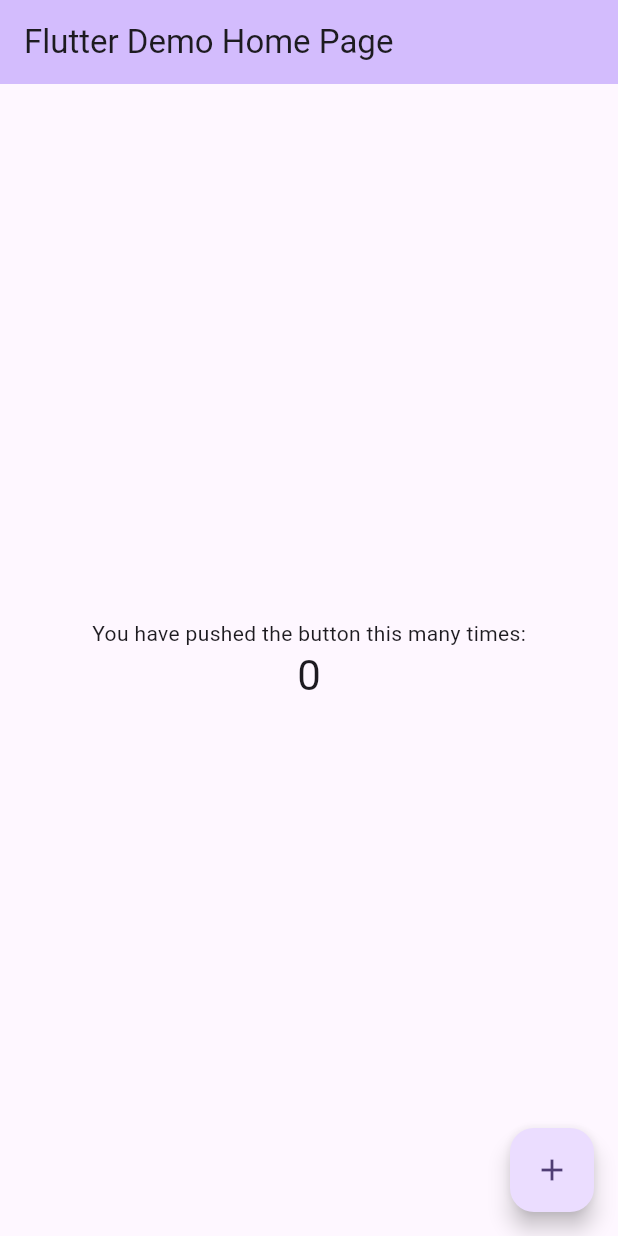
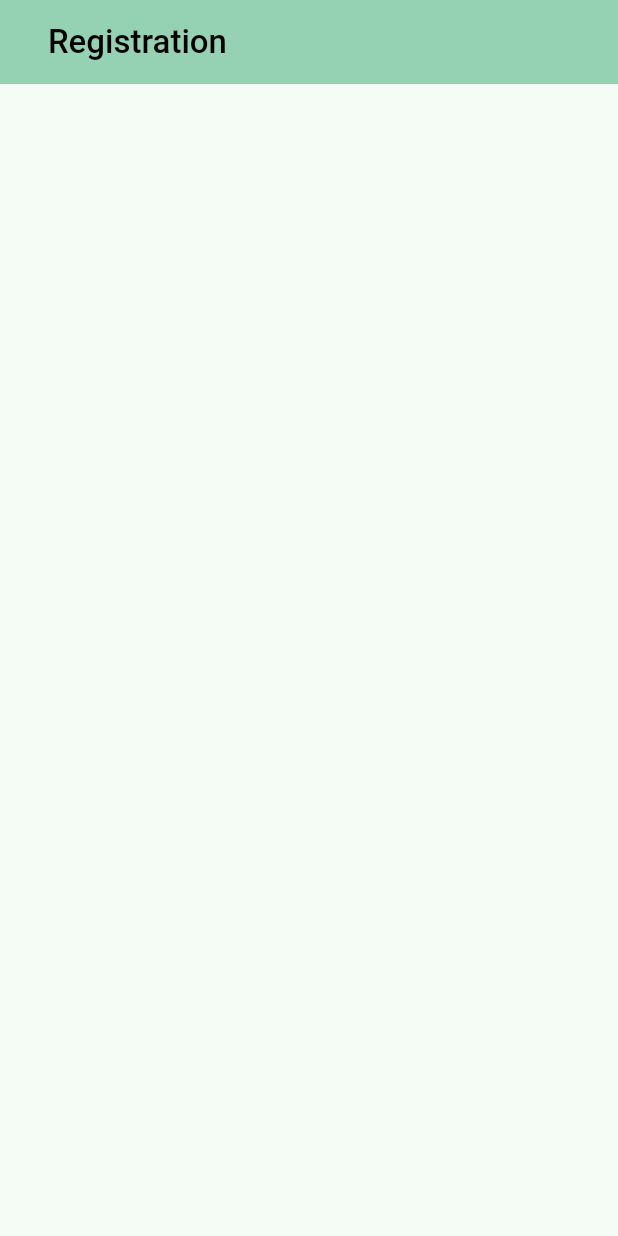
Before and after one commit to Omkar-t06/My_MCMS_App, a Flutter app: the screen it shows after launch, on a phone screen of 412 x 824 dp. Run offline on Flutter 3.47's test engine with Material 3 defaults, Android fonts, the phone set to English and light mode, and no system bars; our stand-ins replace firebase_core; accounts and stored records are empty.

Commit message:
Configed const, views and widgets

```diff
--- /dev/null
+++ b/lib/constants/colors.dart
@@ -0,0 +1,8 @@
+import 'package:flutter/material.dart';
+
+class ColorPalette {
+  static const Color primary = Color.fromRGBO(149, 210, 179, 1);
+  static const Color primaryVariant = Color.fromRGBO(125, 200, 27, 1);
+  static const Color secondary = Color.fromRGBO(85, 173, 155, 1);
+  static const Color background = Color.fromRGBO(216, 239, 211, 1);
+}
--- /dev/null
+++ b/lib/constants/router.dart
@@ -0,0 +1,21 @@
+import 'package:flutter/material.dart';
+import 'package:my_mcms/views/registration_view.dart';
+
+Route<dynamic> generateRoute(RouteSettings routeSettings) {
+  switch (routeSettings.name) {
+    case RegistrationView.route:
+      return MaterialPageRoute(
+        settings: routeSettings,
+        builder: (context) => const RegistrationView(),
+      );
+    default:
+      return MaterialPageRoute(
+        settings: routeSettings,
+        builder: (_) => const Scaffold(
+          body: Center(
+            child: Text("Screen Not Found"),
+          ),
+        ),
+      );
+  }
+}
--- a/lib/main.dart
+++ b/lib/main.dart
@@ -1,4 +1,7 @@
 import 'package:flutter/material.dart';
+import 'package:my_mcms/constants/colors.dart';
+import 'package:my_mcms/constants/router.dart';
+import 'package:my_mcms/views/registration_view.dart';
 
 void main() {
   runApp(const MyApp());
@@ -13,57 +16,11 @@ class MyApp extends StatelessWidget {
     return MaterialApp(
       title: 'Flutter Demo',
       theme: ThemeData(
-        colorScheme: ColorScheme.fromSeed(seedColor: Colors.deepPurple),
+        colorSchemeSeed: ColorPalette.primary,
         useMaterial3: true,
       ),
-      home: const MyHomePage(title: 'Flutter Demo Home Page'),
+      onGenerateRoute: (settings) => generateRoute(settings),
+      home: const RegistrationView(),
     );
   }
 }
-
-class MyHomePage extends StatefulWidget {
-  const MyHomePage({super.key, required this.title});
-  final String title;
-
-  @override
-  State<MyHomePage> createState() => _MyHomePageState();
-}
-
-class _MyHomePageState extends State<MyHomePage> {
-  int _counter = 0;
-
-  void _incrementCounter() {
-    setState(() {
-      _counter++;
-    });
-  }
-
-  @override
-  Widget build(BuildContext context) {
-    return Scaffold(
-      appBar: AppBar(
-        backgroundColor: Theme.of(context).colorScheme.inversePrimary,
-        title: Text(widget.title),
-      ),
-      body: Center(
-        child: Column(
-          mainAxisAlignment: MainAxisAlignment.center,
-          children: <Widget>[
-            const Text(
-              'You have pushed the button this many times:',
-            ),
-            Text(
-              '$_counter',
-              style: Theme.of(context).textTheme.headlineMedium,
-            ),
-          ],
-        ),
-      ),
-      floatingActionButton: FloatingActionButton(
-        onPressed: _incrementCounter,
-        tooltip: 'Increment',
-        child: const Icon(Icons.add),
-      ),
-    );
-  }
-}
--- /dev/null
+++ b/lib/views/registration_view.dart
@@ -0,0 +1,18 @@
+import 'package:flutter/material.dart';
+import 'package:my_mcms/constants/colors.dart';
+import 'package:my_mcms/widgets/custom_appbar.dart';
+
+class RegistrationView extends StatelessWidget {
+  static const String route = '/registration';
+  const RegistrationView({super.key});
+
+  @override
+  Widget build(BuildContext context) {
+    return Scaffold(
+      appBar: AppBar(
+        title: customAppBar(titleText: "Registration"),
+        backgroundColor: ColorPalette.primary,
+      ),
+    );
+  }
+}
--- /dev/null
+++ b/lib/widgets/custom_appbar.dart
@@ -0,0 +1,15 @@
+import 'package:flutter/material.dart';
+import 'package:my_mcms/constants/colors.dart';
+
+customAppBar({required String titleText}) {
+  return AppBar(
+    title: Text(
+      titleText,
+      style: const TextStyle(
+        color: Colors.black,
+        fontWeight: FontWeight.w500,
+      ),
+    ),
+    backgroundColor: ColorPalette.primary,
+  );
+}
```
